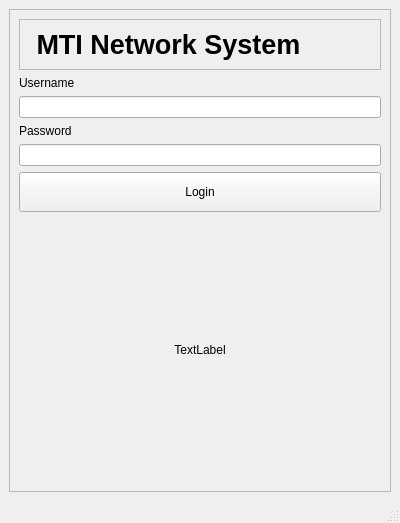
Before: the Qt Designer form front/second_window.ui in mohamedkhaledegy/Final-Project, drawn with Qt 5.
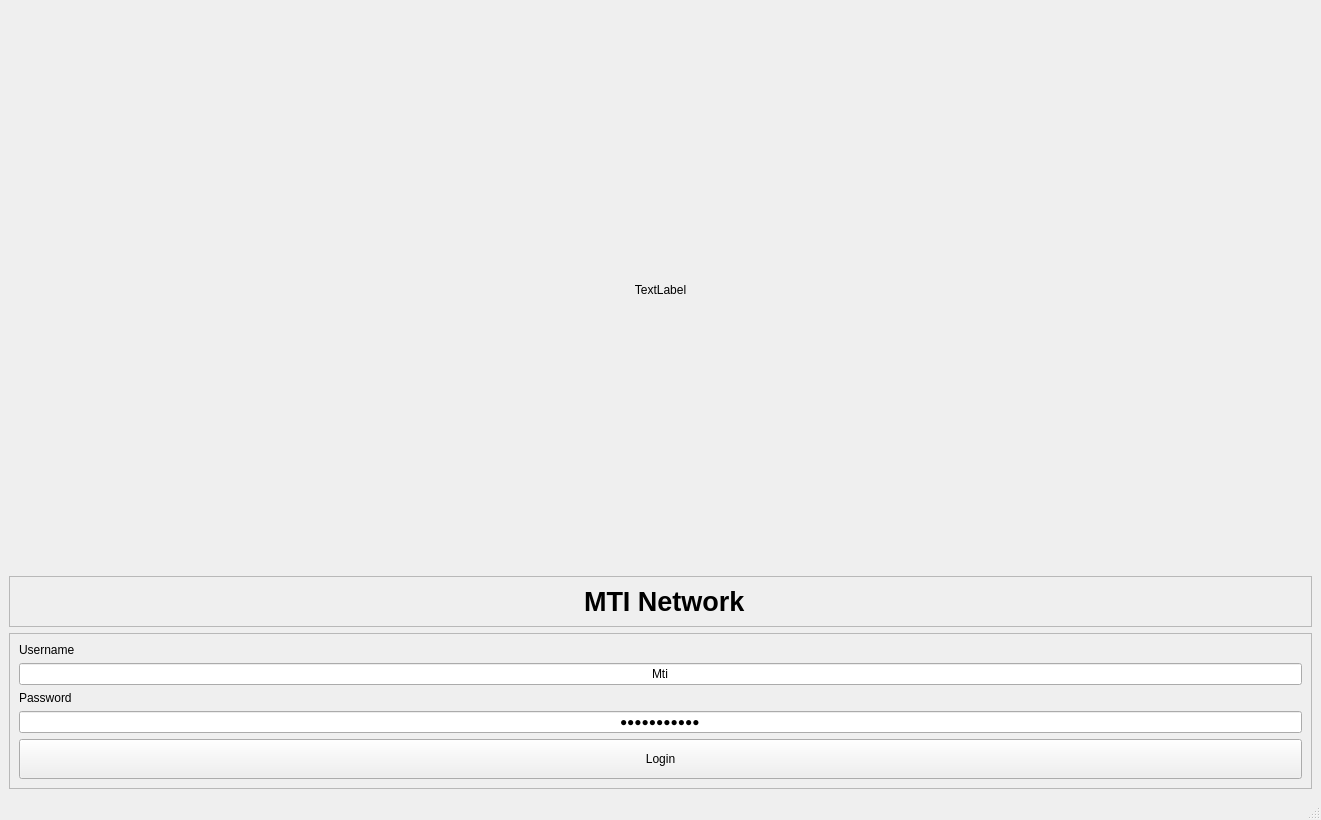
After: the same form once the commit is applied.

Commit message: edit card network name

The edit to the form file:
```diff
--- a/front/second_window.ui
+++ b/front/second_window.ui
@@ -6,8 +6,8 @@
    <rect>
     <x>0</x>
     <y>0</y>
-    <width>400</width>
-    <height>523</height>
+    <width>1321</width>
+    <height>820</height>
    </rect>
   </property>
   <property name="windowTitle">
@@ -16,6 +16,25 @@
   <widget class="QWidget" name="centralwidget">
    <layout class="QGridLayout" name="gridLayout">
     <item row="0" column="0">
+     <widget class="QLabel" name="label_logo">
+      <property name="sizePolicy">
+       <sizepolicy hsizetype="Preferred" vsizetype="Expanding">
+        <horstretch>0</horstretch>
+        <verstretch>0</verstretch>
+       </sizepolicy>
+      </property>
+      <property name="styleSheet">
+       <string notr="true"/>
+      </property>
+      <property name="text">
+       <string>TextLabel</string>
+      </property>
+      <property name="alignment">
+       <set>Qt::AlignCenter</set>
+      </property>
+     </widget>
+    </item>
+    <item row="5" column="0">
      <widget class="QFrame" name="frame">
       <property name="frameShape">
        <enum>QFrame::StyledPanel</enum>
@@ -24,41 +43,6 @@
        <enum>QFrame::Raised</enum>
       </property>
       <layout class="QGridLayout" name="gridLayout_2">
-       <item row="0" column="0">
-        <widget class="QFrame" name="frame_2">
-         <property name="frameShape">
-          <enum>QFrame::StyledPanel</enum>
-         </property>
-         <property name="frameShadow">
-          <enum>QFrame::Raised</enum>
-         </property>
-         <layout class="QGridLayout" name="gridLayout_3">
-          <item row="0" column="0">
-           <widget class="QLabel" name="label_3">
-            <property name="maximumSize">
-             <size>
-              <width>350</width>
-              <height>16777215</height>
-             </size>
-            </property>
-            <property name="font">
-             <font>
-              <pointsize>20</pointsize>
-              <weight>75</weight>
-              <bold>true</bold>
-             </font>
-            </property>
-            <property name="autoFillBackground">
-             <bool>true</bool>
-            </property>
-            <property name="text">
-             <string> MTI Network System </string>
-            </property>
-           </widget>
-          </item>
-         </layout>
-        </widget>
-       </item>
        <item row="1" column="0">
         <layout class="QVBoxLayout" name="verticalLayout_3">
          <item>
@@ -72,6 +56,9 @@
            </item>
            <item>
             <widget class="QLineEdit" name="lineEdit_user_log">
+             <property name="text">
+              <string>Mti</string>
+             </property>
              <property name="alignment">
               <set>Qt::AlignCenter</set>
              </property>
@@ -93,6 +80,9 @@
              <property name="inputMask">
               <string/>
              </property>
+             <property name="text">
+              <string>network2023</string>
+             </property>
              <property name="echoMode">
               <enum>QLineEdit::Password</enum>
              </property>
@@ -121,19 +111,38 @@
          </item>
         </layout>
        </item>
-       <item row="2" column="0">
-        <widget class="QLabel" name="label_logo">
-         <property name="sizePolicy">
-          <sizepolicy hsizetype="Preferred" vsizetype="Expanding">
-           <horstretch>0</horstretch>
-           <verstretch>0</verstretch>
-          </sizepolicy>
+      </layout>
+     </widget>
+    </item>
+    <item row="2" column="0">
+     <widget class="QFrame" name="frame_2">
+      <property name="frameShape">
+       <enum>QFrame::StyledPanel</enum>
+      </property>
+      <property name="frameShadow">
+       <enum>QFrame::Raised</enum>
+      </property>
+      <layout class="QGridLayout" name="gridLayout_3">
+       <item row="0" column="0">
+        <widget class="QLabel" name="label_3">
+         <property name="maximumSize">
+          <size>
+           <width>361</width>
+           <height>16777215</height>
+          </size>
          </property>
-         <property name="styleSheet">
-          <string notr="true"/>
+         <property name="font">
+          <font>
+           <pointsize>20</pointsize>
+           <weight>75</weight>
+           <bold>true</bold>
+          </font>
+         </property>
+         <property name="autoFillBackground">
+          <bool>true</bool>
          </property>
          <property name="text">
-          <string>TextLabel</string>
+          <string> MTI Network</string>
          </property>
          <property name="alignment">
           <set>Qt::AlignCenter</set>
```
Left out of the diff: 2 changed lines with no effect on the pictures. The commit also changes 29 other files.
